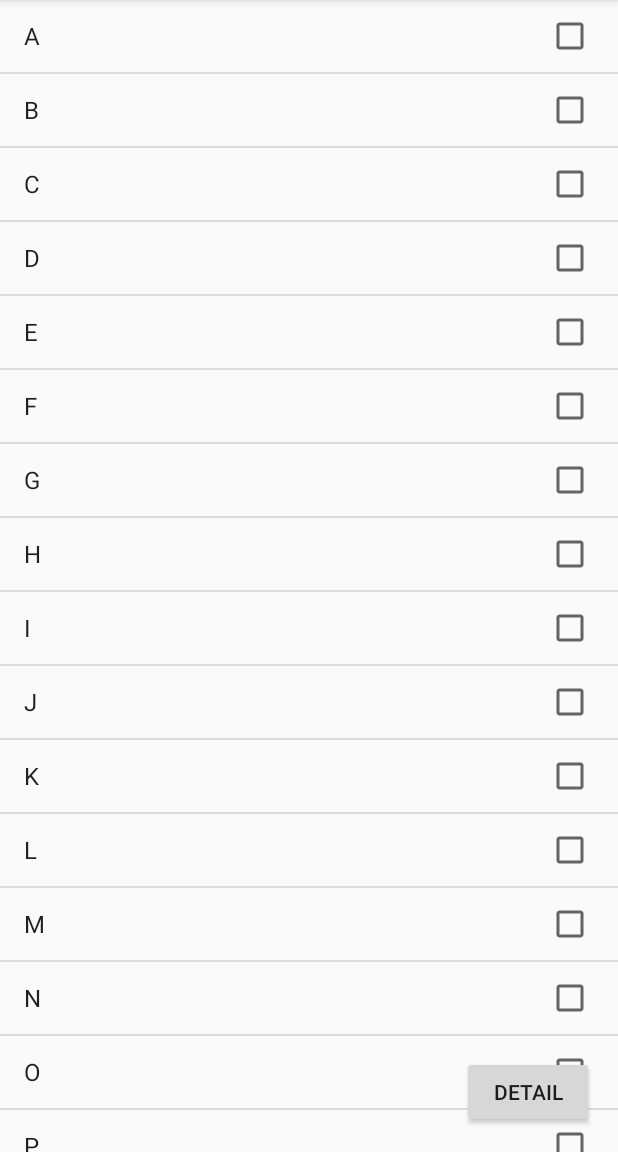
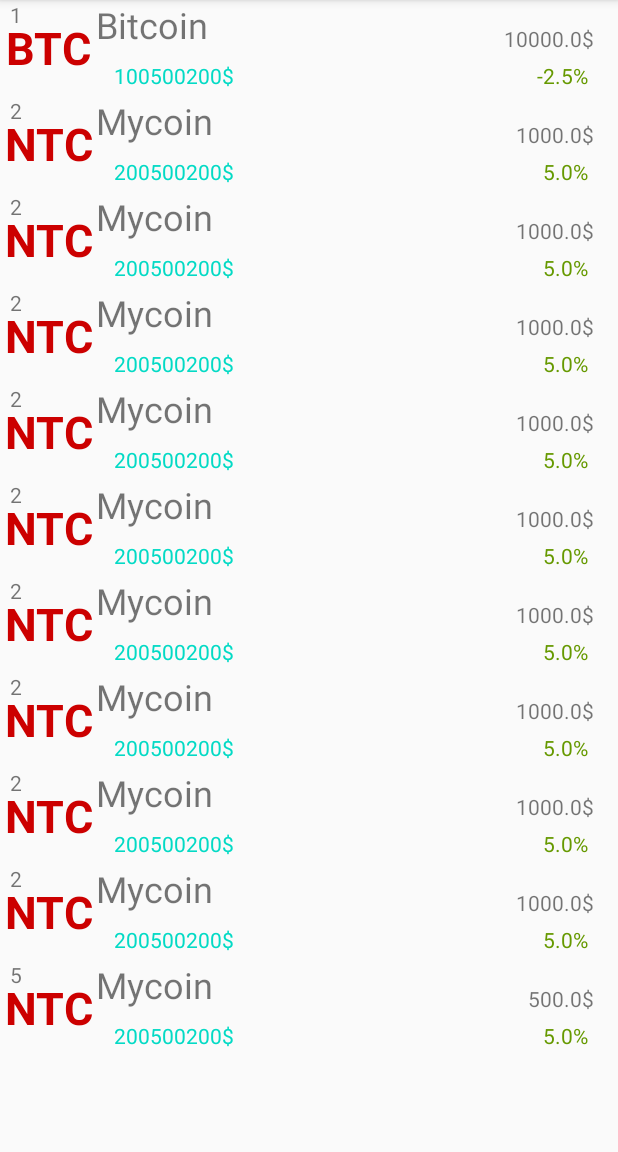
Before and after one commit to IgorBochkor/android, an Android app: the screen it shows after launch (MainActivity), on a phone screen of 412 x 824 dp, the part 84-1236 px from its top. Run offline under Robolectric (Android 15) with nearby library versions, the phone set to English and light mode, and no system bars.

Commit message:
added recycle view

```diff
--- a/app/build.gradle
+++ b/app/build.gradle
@@ -26,7 +26,8 @@ dependencies {
     implementation fileTree(dir: "libs", include: ["*.jar"])
     implementation 'androidx.appcompat:appcompat:1.1.0'
     implementation 'androidx.constraintlayout:constraintlayout:1.1.3'
-    testImplementation 'junit:junit:4.12'
+    implementation 'androidx.recyclerview:recyclerview:1.1.0'
+    testImplementation 'junit:junit:4.13'
     androidTestImplementation 'androidx.test.ext:junit:1.1.1'
     androidTestImplementation 'androidx.test.espresso:espresso-core:3.2.0'
 
--- /dev/null
+++ b/app/src/main/java/com/demo/applicationlect9/Coin.java
@@ -0,0 +1,44 @@
+package com.demo.applicationlect9;
+
+public class Coin {
+
+    private int rank;
+    private String name;
+    private long marketCap;
+    private String Simbol;
+    private double priceUsd;
+    private double percent24h;
+
+    public Coin(int rank, String simbol,String name, long marketCap,  double priceUsd, double percent24h) {
+        this.rank = rank;
+        this.name = name;
+        this.marketCap = marketCap;
+        Simbol = simbol;
+        this.priceUsd = priceUsd;
+        this.percent24h = percent24h;
+    }
+
+    public int getRank() {
+        return rank;
+    }
+
+    public String getName() {
+        return name;
+    }
+
+    public long getMarketCap() {
+        return marketCap;
+    }
+
+    public String getSimbol() {
+        return Simbol;
+    }
+
+    public double getPriceUsd() {
+        return priceUsd;
+    }
+
+    public double getPercent24h() {
+        return percent24h;
+    }
+}
--- /dev/null
+++ b/app/src/main/java/com/demo/applicationlect9/CoinDataSource.java
@@ -0,0 +1,29 @@
+package com.demo.applicationlect9;
+
+import java.util.ArrayList;
+import java.util.List;
+
+public class CoinDataSource {
+
+    interface ResultCallback{
+        void onResult(List<Coin> coins);
+    }
+
+    void load (ResultCallback resultCallback){
+        List<Coin> coins = new ArrayList<>();
+
+        coins.add(new Coin(1,"BTC","Bitcoin",100500200l, 10000.0, -2.5));
+        coins.add(new Coin(2,"NTC","Mycoin",200500200l, 1000.0, 5));
+        coins.add(new Coin(2,"NTC","Mycoin",200500200l, 1000.0, 5));
+        coins.add(new Coin(2,"NTC","Mycoin",200500200l, 1000.0, 5));
+        coins.add(new Coin(2,"NTC","Mycoin",200500200l, 1000.0, 5));
+        coins.add(new Coin(2,"NTC","Mycoin",200500200l, 1000.0, 5));
+        coins.add(new Coin(2,"NTC","Mycoin",200500200l, 1000.0, 5));
+        coins.add(new Coin(2,"NTC","Mycoin",200500200l, 1000.0, 5));
+        coins.add(new Coin(2,"NTC","Mycoin",200500200l, 1000.0, 5));
+        coins.add(new Coin(2,"NTC","Mycoin",200500200l, 1000.0, 5));
+        coins.add(new Coin(5,"NTC","Mycoin",200500200l, 500.0, 5));
+
+        resultCallback.onResult(coins);
+    }
+}
--- /dev/null
+++ b/app/src/main/java/com/demo/applicationlect9/CoinRecycleViewAdapter.java
@@ -0,0 +1,73 @@
+package com.demo.applicationlect9;
+
+import android.view.LayoutInflater;
+import android.view.View;
+import android.view.ViewGroup;
+import android.widget.TextView;
+
+import androidx.annotation.NonNull;
+import androidx.recyclerview.widget.RecyclerView;
+
+import java.util.List;
+
+public class CoinRecycleViewAdapter extends RecyclerView.Adapter<CoinRecycleViewAdapter.CoinViewHolder> {
+
+    private List<Coin> coinList;
+
+    public CoinRecycleViewAdapter(List<Coin> coinList) {
+        this.coinList = coinList;
+    }
+
+    @NonNull
+    @Override
+    public CoinViewHolder onCreateViewHolder(@NonNull ViewGroup parent, int viewType) {
+        View  itemView = LayoutInflater.from(parent.getContext()).inflate(R.layout.item_coin, parent, false);
+        return new CoinViewHolder(itemView);
+    }
+
+    @Override
+    public void onBindViewHolder(@NonNull CoinViewHolder holder, int position) {
+
+        Coin coin = coinList.get(position);
+        holder.setData(coin);
+
+//        holder.rank.setText(String.valueOf(coin.getRank()));
+//        holder.simbol.setText(String.valueOf(coin.getSimbol()));
+//        holder.name.setText(String.valueOf(coin.getName()));
+//        holder.marketCap.setText(String.valueOf(coin.getMarketCap()) + "$");
+//        holder.priceUsd.setText(String.valueOf(coin.getPriceUsd())+ "$");
+//        holder.percent24h.setText(String.valueOf(coin.getPercent24h())+ "%");
+
+
+    }
+
+    @Override
+    public int getItemCount() {
+        return coinList.size();
+    }
+
+    public static class CoinViewHolder extends RecyclerView.ViewHolder{
+
+        TextView rank, simbol, name, marketCap, priceUsd, percent24h;
+
+        public CoinViewHolder(@NonNull View itemView) {
+            super(itemView);
+            rank = itemView.findViewById(R.id.ranktextView);
+            simbol = itemView.findViewById(R.id.simboltextView);
+            name = itemView.findViewById(R.id.nametextView);
+            marketCap = itemView.findViewById(R.id.marketCaptextView);
+            priceUsd = itemView.findViewById(R.id.pricetextView);
+            percent24h = itemView.findViewById(R.id.percenttextView);
+        }
+
+        public void setData(Coin coin){
+            rank.setText(String.valueOf(coin.getRank()));
+            simbol.setText(String.valueOf(coin.getSimbol()));
+            name.setText(String.valueOf(coin.getName()));
+            marketCap.setText(String.valueOf(coin.getMarketCap()) + "$");
+            priceUsd.setText(String.valueOf(coin.getPriceUsd())+ "$");
+            percent24h.setText(String.valueOf(coin.getPercent24h())+ "%");
+        }
+    }
+
+}
--- a/app/src/main/java/com/demo/applicationlect9/MainActivity.java
+++ b/app/src/main/java/com/demo/applicationlect9/MainActivity.java
@@ -9,6 +9,8 @@ import android.widget.ListView;
 import android.widget.Toast;
 
 import androidx.appcompat.app.AppCompatActivity;
+import androidx.recyclerview.widget.LinearLayoutManager;
+import androidx.recyclerview.widget.RecyclerView;
 
 import java.util.ArrayList;
 import java.util.List;
@@ -20,42 +22,15 @@ public class MainActivity extends AppCompatActivity {
         super.onCreate(savedInstanceState);
         setContentView(R.layout.activity_main);
 
-        final ListView listView = findViewById(R.id.listView);
-
-        final List<Character> alphabet = getAlphabet();
-
-        ArrayAdapter adapter = new ArrayAdapter<>(this,
-                android.R.layout.simple_list_item_multiple_choice,
-                alphabet);
-
-        listView.setAdapter(adapter);
-        listView.setChoiceMode(AbsListView.CHOICE_MODE_SINGLE);
-
-        listView.setOnItemClickListener(new AdapterView.OnItemClickListener() {
+        final RecyclerView recyclerView = findViewById(R.id.recycleView);
+//        recyclerView.setLayoutManager(new LinearLayoutManager(this));
+        CoinDataSource dataSource = new CoinDataSource();
+        dataSource.load(new CoinDataSource.ResultCallback() {
             @Override
-            public void onItemClick(AdapterView<?> parent, View view, int position, long id) {
-                Toast.makeText(MainActivity.this, "Letter: " + alphabet.get(position), Toast.LENGTH_SHORT).show();
-            }
-        });
-//кнопка при натисканні на яку спливає тост, яка буква була вибрана в ліствю
-        findViewById(R.id.btnDetail).setOnClickListener(new View.OnClickListener() {
-            @Override
-            public void onClick(View v) {
-                int checkedPosition = listView.getCheckedItemPosition();
-                openDetailData(alphabet.get(checkedPosition));
+            public void onResult(List<Coin> coins) {
+                RecyclerView.Adapter adapter = new CoinRecycleViewAdapter(coins);
+                recyclerView.setAdapter(adapter);
             }
         });
     }
-
-    public void openDetailData(char letter) {
-        Toast.makeText(this, "Letter : " + letter, Toast.LENGTH_SHORT).show();
-    }
-
-    private List<Character> getAlphabet() {
-        List<Character> list = new ArrayList<>();
-        for (char i = 'A'; i <= 'Z'; i++) {
-            list.add(i);
-        }
-        return list;
-    }
 }
--- a/app/src/main/res/layout/activity_main.xml
+++ b/app/src/main/res/layout/activity_main.xml
@@ -6,21 +6,14 @@
     android:layout_height="match_parent"
     tools:context=".MainActivity">
 
-    <Button
-        android:id="@+id/btnDetail"
-        android:layout_width="wrap_content"
-        android:layout_height="wrap_content"
-        android:layout_marginEnd="16dp"
-        android:layout_marginBottom="16dp"
-        android:text="Detail"
+    <androidx.recyclerview.widget.RecyclerView
+        android:id="@+id/recycleView"
+        android:layout_width="0dp"
+        android:layout_height="0dp"
         app:layout_constraintBottom_toBottomOf="parent"
-        app:layout_constraintEnd_toEndOf="parent" />
-
-    <ListView
-        android:id="@+id/listView"
-        android:layout_width="match_parent"
-        android:layout_height="match_parent"
-        tools:layout_editor_absoluteX="2dp"
-        tools:layout_editor_absoluteY="8dp" />
-
+        app:layout_constraintEnd_toEndOf="parent"
+        app:layout_constraintStart_toStartOf="parent"
+        app:layout_constraintTop_toTopOf="parent"
+        tools:listitem="@layout/item_coin"
+        app:layoutManager="androidx.recyclerview.widget.LinearLayoutManager"/>
 </androidx.constraintlayout.widget.ConstraintLayout>
--- /dev/null
+++ b/app/src/main/res/layout/item_coin.xml
@@ -0,0 +1,71 @@
+<?xml version="1.0" encoding="utf-8"?>
+<androidx.constraintlayout.widget.ConstraintLayout xmlns:android="http://schemas.android.com/apk/res/android"
+    xmlns:app="http://schemas.android.com/apk/res-auto"
+    xmlns:tools="http://schemas.android.com/tools"
+    android:layout_width="match_parent"
+    android:layout_height="wrap_content">
+
+    <TextView
+        android:id="@+id/simboltextView"
+        android:layout_width="64dp"
+        android:layout_height="64dp"
+        android:gravity="center"
+        android:text="BTC"
+        android:textColor="@android:color/holo_red_dark"
+        android:textSize="30sp"
+        android:textStyle="bold"
+        app:layout_constraintBottom_toBottomOf="parent"
+        app:layout_constraintStart_toStartOf="parent"
+        app:layout_constraintTop_toTopOf="parent" />
+
+    <TextView
+        android:id="@+id/nametextView"
+        android:layout_width="wrap_content"
+        android:layout_height="wrap_content"
+        android:text="Bitcoin"
+        android:textSize="24sp"
+        app:layout_constraintStart_toEndOf="@+id/simboltextView"
+        app:layout_constraintTop_toTopOf="@+id/simboltextView" />
+
+    <TextView
+        android:id="@+id/ranktextView"
+        android:layout_width="wrap_content"
+        android:layout_height="wrap_content"
+        android:text="1"
+        app:layout_constraintEnd_toEndOf="parent"
+        app:layout_constraintHorizontal_bias="0.017"
+        app:layout_constraintStart_toStartOf="parent"
+        app:layout_constraintTop_toTopOf="parent" />
+
+    <TextView
+        android:id="@+id/percenttextView"
+        android:layout_width="wrap_content"
+        android:layout_height="wrap_content"
+        android:layout_marginEnd="20dp"
+        android:layout_marginBottom="4dp"
+        android:text="-2.0%"
+        android:textColor="@android:color/holo_green_dark"
+        app:layout_constraintBottom_toBottomOf="@+id/simboltextView"
+        app:layout_constraintEnd_toEndOf="parent" />
+
+    <TextView
+        android:id="@+id/marketCaptextView"
+        android:layout_width="wrap_content"
+        android:layout_height="wrap_content"
+        android:layout_marginStart="12dp"
+        android:layout_marginTop="8dp"
+        android:text="1000000$"
+        android:textColor="@color/colorAccent"
+        app:layout_constraintStart_toEndOf="@+id/simboltextView"
+        app:layout_constraintTop_toBottomOf="@+id/nametextView" />
+
+    <TextView
+        android:id="@+id/pricetextView"
+        android:layout_width="wrap_content"
+        android:layout_height="wrap_content"
+        android:layout_marginTop="16dp"
+        android:layout_marginEnd="16dp"
+        android:text="1000$"
+        app:layout_constraintEnd_toEndOf="parent"
+        app:layout_constraintTop_toTopOf="parent" />
+</androidx.constraintlayout.widget.ConstraintLayout>
```
